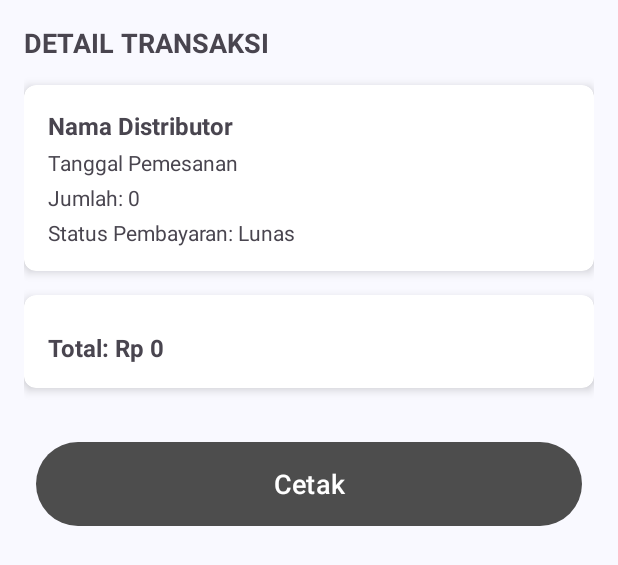
After one commit to DimasAswito/Sosrobahu-Information-System-App, an Android app: the layout fragment_detail_laporan.xml on its own in the app's theme, with its tools: preview values and no code run, on a phone screen of 412 x 824 dp. The commit adds this screen. Shown: the top 565 px of the screen. Run offline under Robolectric (Android 15) with nearby library versions, the phone set to English and light mode, and no system bars.

Commit message:
add laporan bulanan view and detail for the data

```diff
--- /dev/null
+++ b/app/src/main/res/layout/fragment_detail_laporan.xml
@@ -0,0 +1,118 @@
+<?xml version="1.0" encoding="utf-8"?>
+<androidx.constraintlayout.widget.ConstraintLayout
+    xmlns:android="http://schemas.android.com/apk/res/android"
+    xmlns:app="http://schemas.android.com/apk/res-auto"
+    android:layout_width="match_parent"
+    android:layout_height="match_parent"
+    android:padding="16dp">
+
+    <!-- Judul Halaman -->
+    <TextView
+        android:id="@+id/tvTitleDetail"
+        android:layout_width="wrap_content"
+        android:layout_height="wrap_content"
+        android:text="DETAIL TRANSAKSI"
+        android:textStyle="bold"
+        android:textSize="18sp"
+        app:layout_constraintTop_toTopOf="parent"
+        app:layout_constraintStart_toStartOf="parent" />
+
+    <!-- CardView untuk Informasi Transaksi -->
+    <androidx.cardview.widget.CardView
+        android:id="@+id/cardTransaksi"
+        android:layout_width="match_parent"
+        android:layout_height="wrap_content"
+        android:layout_marginTop="16dp"
+        app:cardCornerRadius="8dp"
+        app:cardElevation="4dp"
+        app:layout_constraintTop_toBottomOf="@id/tvTitleDetail"
+        app:layout_constraintStart_toStartOf="parent"
+        app:layout_constraintEnd_toEndOf="parent">
+
+        <LinearLayout
+            android:layout_width="match_parent"
+            android:layout_height="wrap_content"
+            android:orientation="vertical"
+            android:padding="16dp">
+
+            <!-- Contoh: Nama Distributor -->
+            <TextView
+                android:id="@+id/tvDistributorDetail"
+                android:layout_width="wrap_content"
+                android:layout_height="wrap_content"
+                android:text="Nama Distributor"
+                android:textStyle="bold"
+                android:textSize="16sp" />
+
+            <!-- Contoh: Tanggal Pemesanan -->
+            <TextView
+                android:id="@+id/tvTanggalDetail"
+                android:layout_width="wrap_content"
+                android:layout_height="wrap_content"
+                android:text="Tanggal Pemesanan"
+                android:textSize="14sp"
+                android:layout_marginTop="4dp"/>
+
+            <!-- Contoh: Jumlah -->
+            <TextView
+                android:id="@+id/tvJumlahDetail"
+                android:layout_width="wrap_content"
+                android:layout_height="wrap_content"
+                android:text="Jumlah: 0"
+                android:textSize="14sp"
+                android:layout_marginTop="4dp"/>
+
+            <!-- Contoh: Status Pembayaran / Keterangan -->
+            <TextView
+                android:id="@+id/tvStatusPembayaran"
+                android:layout_width="wrap_content"
+                android:layout_height="wrap_content"
+                android:text="Status Pembayaran: Lunas"
+                android:textSize="14sp"
+                android:layout_marginTop="4dp"/>
+        </LinearLayout>
+    </androidx.cardview.widget.CardView>
+
+    <!-- CardView untuk Rincian Tagihan -->
+    <androidx.cardview.widget.CardView
+        android:id="@+id/cardTagihan"
+        android:layout_width="match_parent"
+        android:layout_height="wrap_content"
+        android:layout_marginTop="16dp"
+        app:cardCornerRadius="8dp"
+        app:cardElevation="4dp"
+        app:layout_constraintTop_toBottomOf="@id/cardTransaksi"
+        app:layout_constraintStart_toStartOf="parent"
+        app:layout_constraintEnd_toEndOf="parent">
+
+        <LinearLayout
+            android:layout_width="match_parent"
+            android:layout_height="wrap_content"
+            android:orientation="vertical"
+            android:padding="16dp">
+
+            <TextView
+                android:id="@+id/tvTotalHargaDetail"
+                android:layout_width="wrap_content"
+                android:layout_height="wrap_content"
+                android:text="Total: Rp 0"
+                android:textSize="16sp"
+                android:textStyle="bold"
+                android:layout_marginTop="8dp"/>
+        </LinearLayout>
+    </androidx.cardview.widget.CardView>
+
+    <!-- Tombol Cetak -->
+    <Button
+        android:id="@+id/CetakLaporanButton"
+        android:layout_width="0dp"
+        android:layout_height="64dp"
+        android:layout_marginTop="32dp"
+        android:layout_marginHorizontal="8dp"
+        android:text="Cetak"
+        android:textSize="18sp"
+        app:layout_constraintEnd_toEndOf="parent"
+        app:layout_constraintStart_toStartOf="parent"
+        app:layout_constraintTop_toBottomOf="@+id/cardTagihan" />
+
+</androidx.constraintlayout.widget.ConstraintLayout>
```
Also changed, not shown: app/src/main/java/com/polije/sosrobahufactoryapp/model/LaporanBulanan.kt (added, +8 -0 lines), app/src/main/java/com/polije/sosrobahufactoryapp/ui/factory/home/DetailLaporanFragment.kt (added, +47 -0 lines), app/src/main/java/com/polije/sosrobahufactoryapp/ui/factory/home/DetailLaporanViewModel.kt (added, +7 -0 lines), app/src/main/java/com/polije/sosrobahufactoryapp/ui/factory/home/LaporanBulananAdapter.kt (added, +54 -0 lines), app/src/main/java/com/polije/sosrobahufactoryapp/ui/factory/home/LaporanBulananFragment.kt (+79 -4 lines), app/src/main/res/layout/fragment_laporan_bulanan.xml (+39 -8 lines), app/src/main/res/layout/item_laporan_bulanan.xml (added, +63 -0 lines), app/src/main/res/navigation/mobile_navigation.xml (+9 -1 lines).
